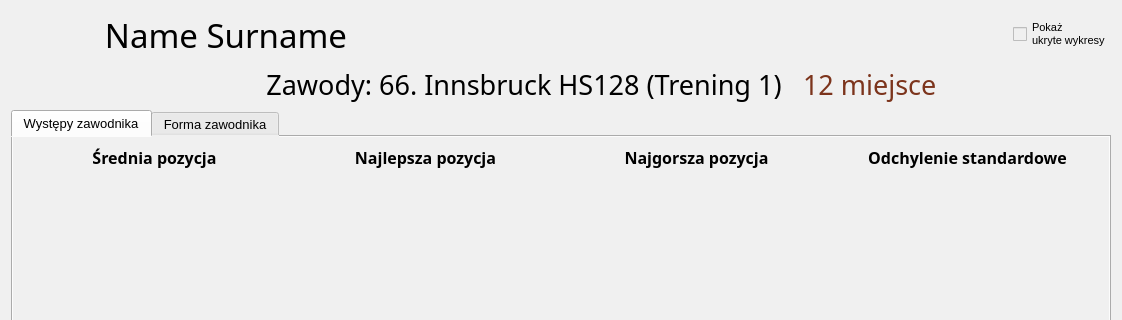
Qt form source/UI/Seasons/Stats/JumperStatsWindow.ui (SiekamCebule/sj-sim) before a commit; both pictures show x 0 to 1122 and y 0 to 320 of the 1122 by 844 pixel window.
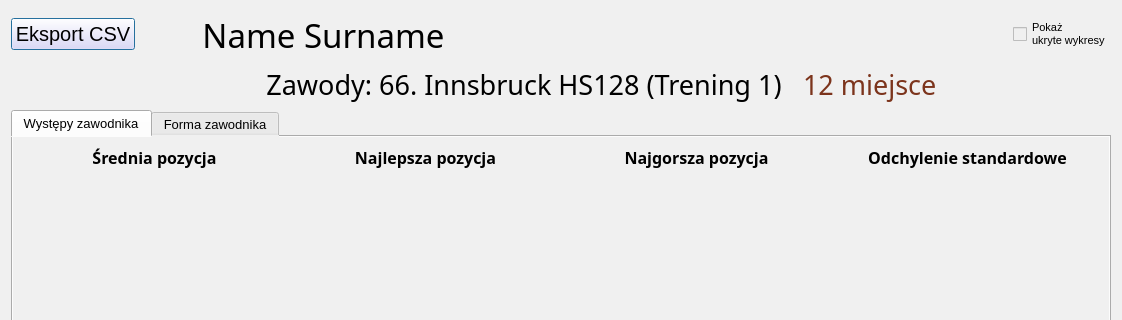
The same form after that commit.

Diff of the .ui file:
```diff
--- a/source/UI/Seasons/Stats/JumperStatsWindow.ui
+++ b/source/UI/Seasons/Stats/JumperStatsWindow.ui
@@ -21,7 +21,22 @@
   </property>
   <layout class="QVBoxLayout" name="verticalLayout_2">
    <item>
-    <layout class="QHBoxLayout" name="horizontalLayout" stretch="0,0,0,0,0,0,0,0,0,0,0,0,0,0">
+    <layout class="QHBoxLayout" name="horizontalLayout" stretch="0,0,0,0,0,0,0,0,0,0,0,0,0,0,0">
+     <item>
+      <widget class="QPushButton" name="pushButton_csvExport">
+       <property name="font">
+        <font>
+         <pointsize>15</pointsize>
+        </font>
+       </property>
+       <property name="styleSheet">
+        <string notr="true">background-color: rgb(236, 219, 255);</string>
+       </property>
+       <property name="text">
+        <string>Eksport CSV</string>
+       </property>
+      </widget>
+     </item>
      <item>
       <spacer name="horizontalSpacer_2">
        <property name="orientation">
```
